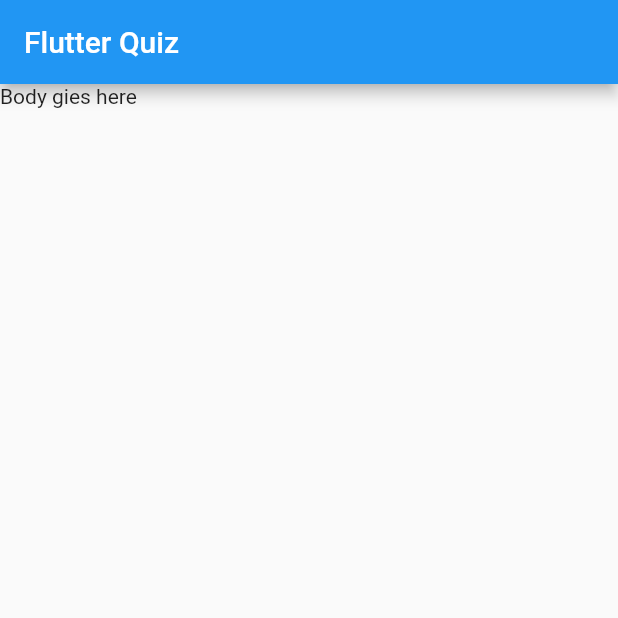
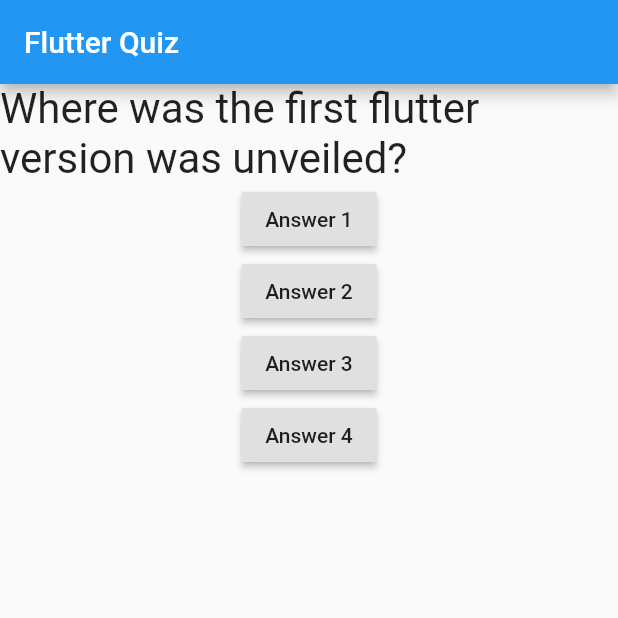
Before and after one commit to jmohandas/quizapp, a Flutter app: the screen it shows after launch, on a phone screen of 412 x 824 dp, the top half of it. Run offline on Flutter 3.47's test engine with Material 2 defaults, Android fonts, the phone set to English and light mode, and no system bars.

Commit message:
Added question and answer ui in the first screen

```diff
--- a/lib/main.dart
+++ b/lib/main.dart
@@ -3,15 +3,50 @@ import 'package:flutter/material.dart';
 void main() => runApp(QuizApp());
 
 class QuizApp extends StatelessWidget {
+  final _questions = [
+    'Where was the first flutter version was unveiled?',
+    'Who invented the dart programming language?',
+    'Which company is promoting dart and flutter development?',
+    'What is the preffered programming language for flutter?',
+  ];
+  var questionIndex = 0;
+  void answerButtonPressed() {
+    questionIndex += 1;
+    print('User answered question');
+  }
   @override
   Widget build(BuildContext context) {
     return MaterialApp(
       home: Scaffold(
-        appBar: AppBar(
-          title: Text('Flutter Quiz'),
-        ),
-        body: Text('Body gies here'),
-      ),
+          appBar: AppBar(
+            title: Text('Flutter Quiz'),
+          ),
+          body: Column(
+            children: <Widget>[
+              Text(
+                _questions[questionIndex],
+                style: TextStyle(
+                  fontSize: 28,
+                ),
+              ),
+              RaisedButton(
+                child: Text('Answer 1'),
+                onPressed: answerButtonPressed,
+              ),
+              RaisedButton(
+                child: Text('Answer 2'),
+                onPressed: answerButtonPressed,
+              ),
+              RaisedButton(
+                child: Text('Answer 3'),
+                onPressed: answerButtonPressed,
+              ),
+              RaisedButton(
+                child: Text('Answer 4'),
+                onPressed: answerButtonPressed,
+              ),
+            ],
+          )),
     );
   }
 }
```
